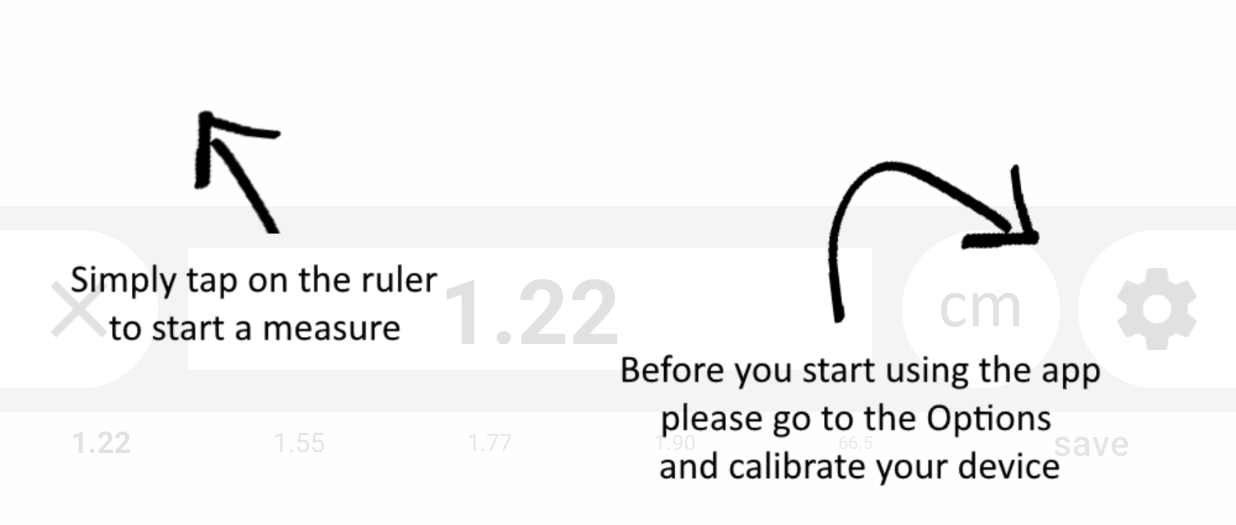
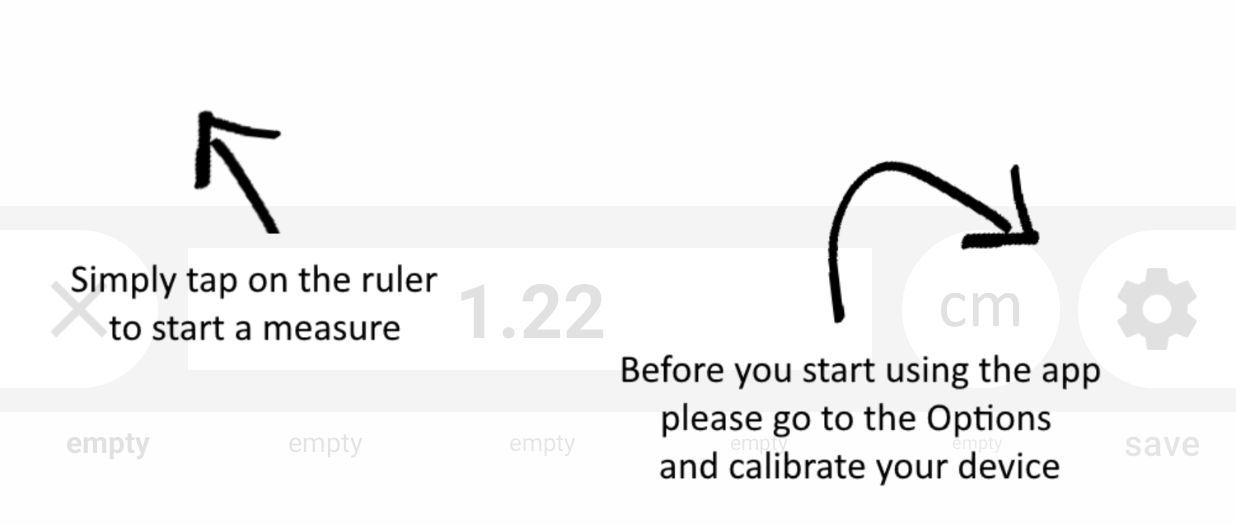
Before and after one commit to DariuszLelek/SmartRuler, an Android app: the screen it shows after launch (RulerActivity), on a phone screen of 824 x 412 dp (held sideways). Shown: the top 525 px of the screen. Run offline under Robolectric (Android 15) with nearby library versions, the light colour scheme and no system bars.

Commit message:
Save of measure implementation.

```diff
--- a/app/src/main/java/com/darodev/smartruler/RulerActivity.java
+++ b/app/src/main/java/com/darodev/smartruler/RulerActivity.java
@@ -7,13 +7,19 @@ import android.support.v7.app.AppCompatActivity;
 import android.os.Bundle;
 import android.view.View;
 import android.widget.ImageView;
+import android.widget.TextView;
 
-import com.darodev.smartruler.utility.OptionsProvider;
+import com.darodev.smartruler.utility.RulerData;
 
 public class RulerActivity extends AppCompatActivity {
     private SharedPreferences.Editor editor;
-    private OptionsProvider options;
+    private RulerData rulerData;
     private ImageView imageInfo;
+    private TextView[] textSavedData;
+    private TextView textMeasureResult;
+
+    int saveTest = 1;
+
 
     @Override
     protected void onCreate(Bundle savedInstanceState) {
@@ -23,15 +29,43 @@ public class RulerActivity extends AppCompatActivity {
         Resources res = getResources();
         SharedPreferences prefs = getSharedPreferences(res.getString(R.string.app_name), Context.MODE_PRIVATE);
 
-        options = new OptionsProvider(res, prefs);
+        rulerData = new RulerData(res, prefs);
         imageInfo = (ImageView) findViewById(R.id.image_info);
+        textMeasureResult = (TextView) findViewById(R.id.text_measure_result);
 
         refreshImageUnitImage();
         showInfoScreen();
+        showSavedData();
+    }
+
+    private TextView[] getTextSaveViews(){
+        if(textSavedData == null){
+            int numOfSavedDataFields = 5;
+            textSavedData = new TextView[numOfSavedDataFields];
+
+            textSavedData[0] = (TextView) findViewById(R.id.text_save_1);
+            textSavedData[1] = (TextView) findViewById(R.id.text_save_2);
+            textSavedData[2] = (TextView) findViewById(R.id.text_save_3);
+            textSavedData[3] = (TextView) findViewById(R.id.text_save_4);
+            textSavedData[4] = (TextView) findViewById(R.id.text_save_5);
+        }
+
+        return textSavedData;
+    }
+
+    private void showSavedData() {
+        String[] savedData = rulerData.getSavedData();
+        TextView[] textSaveViews = getTextSaveViews();
+
+        int size = Math.min(savedData.length, textSaveViews.length);
+
+        for (int i = 0; i < size; i++) {
+            textSaveViews[i].setText(savedData[i]);
+        }
     }
 
     private void showInfoScreen(){
-        if(!options.isCalibrated()){
+        if(!rulerData.isCalibrated()){
             imageInfo.setVisibility(View.VISIBLE);
         }
     }
@@ -45,13 +79,16 @@ public class RulerActivity extends AppCompatActivity {
     }
 
     public void clickUnit(View view){
-        options.swapInchMode();
+        rulerData.swapInchMode();
         refreshImageUnitImage();
         // TODO refresh ruler mode
     }
 
     public void clickSave(View view){
 
+        rulerData.saveMeasureResult(saveTest++ + "");
+        showSavedData();
+//        rulerData.saveMeasureResult(textMeasureResult.getText().toString());
     }
 
     public void clickExit(View view){
@@ -60,6 +97,6 @@ public class RulerActivity extends AppCompatActivity {
 
     private void refreshImageUnitImage(){
         ImageView imageUnit = (ImageView) findViewById(R.id.image_unit);
-        imageUnit.setImageResource(options.isInInchMode() ? R.drawable.inch : R.drawable.cm);
+        imageUnit.setImageResource(rulerData.isInInchMode() ? R.drawable.inch : R.drawable.cm);
     }
 }
--- a/app/src/main/java/com/darodev/smartruler/utility/OptionsProvider.java
+++ /dev/null
@@ -1,48 +0,0 @@
-package com.darodev.smartruler.utility;
-
-import android.content.SharedPreferences;
-import android.content.res.Resources;
-import android.support.annotation.IntegerRes;
-
-import com.darodev.smartruler.R;
-
-import java.util.Map;
-import java.util.concurrent.ConcurrentHashMap;
-
-/**
- * Created by Dariusz Lelek on 10/15/2017.
- * dariusz.lelek@gmail.com
- */
-
-public class OptionsProvider {
-    private final Resources resources;
-    private final SharedPreferences preferences;
-
-    private final Map<Integer, String> cachedKeys = new ConcurrentHashMap<>();
-
-    public OptionsProvider(Resources resources, SharedPreferences preferences) {
-        this.resources = resources;
-        this.preferences = preferences;
-    }
-
-    public boolean isInInchMode(){
-        return preferences.getBoolean(getKey(R.string.unit_inch_mode_key), false);
-    }
-
-    public boolean isCalibrated(){
-        return preferences.getBoolean(getKey(R.string.calibrated_key), false);
-    }
-
-    public void swapInchMode(){
-        SharedPreferences.Editor editor = preferences.edit();
-        editor.putBoolean(getKey(R.string.unit_inch_mode_key), !isInInchMode());
-        editor.apply();
-    }
-
-    private String getKey(int keyId){
-        if(!cachedKeys.containsKey(keyId)){
-            cachedKeys.put(keyId, resources.getString(keyId));
-        }
-        return cachedKeys.get(keyId);
-    }
-}
--- /dev/null
+++ b/app/src/main/java/com/darodev/smartruler/utility/RulerData.java
@@ -0,0 +1,95 @@
+package com.darodev.smartruler.utility;
+
+import android.content.SharedPreferences;
+import android.content.res.Resources;
+import android.support.annotation.IntegerRes;
+
+import com.darodev.smartruler.R;
+
+import java.util.Map;
+import java.util.concurrent.ConcurrentHashMap;
+
+import static com.darodev.smartruler.R.drawable.cm;
+import static com.darodev.smartruler.R.drawable.inch;
+
+/**
+ * Created by Dariusz Lelek on 10/15/2017.
+ * dariusz.lelek@gmail.com
+ */
+
+public class RulerData {
+    private final Resources resources;
+    private final SharedPreferences preferences;
+
+    private final Map<Integer, String> cachedKeys = new ConcurrentHashMap<>();
+
+    public RulerData(Resources resources, SharedPreferences preferences) {
+        this.resources = resources;
+        this.preferences = preferences;
+    }
+
+    public boolean isInInchMode(){
+        return preferences.getBoolean(getKey(R.string.unit_inch_mode_key), false);
+    }
+
+    public boolean isCalibrated(){
+        return preferences.getBoolean(getKey(R.string.calibrated_key), false);
+    }
+
+    public void swapInchMode(){
+        SharedPreferences.Editor editor = preferences.edit();
+        editor.putBoolean(getKey(R.string.unit_inch_mode_key), !isInInchMode());
+        editor.apply();
+    }
+
+    public void saveMeasureResult(String result){
+        if(validResult(result)){
+            String[] saveData = getSavedData();
+            System.arraycopy(saveData, 0, saveData, 1, saveData.length - 1);
+            saveData[0] = result + " " + getUnit().toString();
+            saveData(saveData);
+        }
+    }
+
+    public String[] getSavedData(){
+        String[] saveSlotKeys = resources.getStringArray(R.array.save_slot_keys);
+        String[] savedData = new String[saveSlotKeys.length];
+
+        for(int i=0; i < saveSlotKeys.length; i++){
+            savedData[i] = preferences.getString(saveSlotKeys[i], "empty");
+        }
+
+        return savedData;
+    }
+
+    private Unit getUnit(){
+        return isInInchMode() ? Unit.INCH : Unit.CM;
+    }
+
+    private void saveData(String[] saveData){
+        String[] saveSlotKeys = resources.getStringArray(R.array.save_slot_keys);
+        int size = Math.min(saveSlotKeys.length, saveData.length);
+
+        SharedPreferences.Editor editor = preferences.edit();
+        for(int i=0; i < size; i++){
+            editor.putString(saveSlotKeys[i], saveData[i]);
+        }
+        editor.apply();
+    }
+
+    private boolean validResult(String result){
+        try{
+            Integer value = Integer.parseInt(result);
+            return value > 0;
+        }catch (NumberFormatException ex){
+            return false;
+        }
+    }
+
+    private String getKey(int keyId){
+        if(!cachedKeys.containsKey(keyId)){
+            cachedKeys.put(keyId, resources.getString(keyId));
+        }
+        return cachedKeys.get(keyId);
+    }
+}
--- /dev/null
+++ b/app/src/main/java/com/darodev/smartruler/utility/Unit.java
@@ -0,0 +1,22 @@
+package com.darodev.smartruler.utility;
+
+/**
+ * Created by Dariusz Lelek on 10/15/2017.
+ * dariusz.lelek@gmail.com
+ */
+
+public enum Unit {
+    INCH("inch"),
+    CM("cm");
+
+    private String value;
+
+    Unit(String value) {
+        this.value = value;
+    }
+
+    @Override
+    public String toString() {
+        return value;
+    }
+}
--- a/app/src/main/res/layout/activity_ruler.xml
+++ b/app/src/main/res/layout/activity_ruler.xml
@@ -82,7 +82,7 @@
                         android:text="@string/text_measure_result_holder"
                         android:textAlignment="center"
                         android:textColor="@android:color/black"
-                        android:textSize="60sp"
+                        android:textSize="50sp"
                         android:textStyle="bold"/>
                 </LinearLayout>
 
@@ -134,12 +134,21 @@
                 android:gravity="center"
                 android:orientation="horizontal">
 
+                <LinearLayout
+                    android:id="@+id/layout_save_slots"
+                    android:layout_width="match_parent"
+                    android:layout_height="match_parent"
+                    android:layout_weight="1"
+                    android:gravity="center_vertical|center"
+                    android:orientation="horizontal">
+
                     <TextView
                         android:id="@+id/text_save_1"
-                    android:layout_width="wrap_content"
+                        android:layout_width="0dp"
                         android:layout_height="wrap_content"
                         android:layout_weight="1"
-                    android:text="1.22"
+                        android:maxLines="1"
+                        android:text="111"
                         android:textAlignment="center"
                         android:textColor="@color/save_1"
                         android:textSize="20sp"
@@ -147,9 +156,10 @@
 
                     <TextView
                         android:id="@+id/text_save_2"
-                    android:layout_width="wrap_content"
+                        android:layout_width="0dp"
                         android:layout_height="wrap_content"
                         android:layout_weight="1"
+                        android:maxLines="1"
                         android:text="1.55"
                         android:textAlignment="center"
                         android:textColor="@color/save_2"
@@ -157,9 +167,10 @@
 
                     <TextView
                         android:id="@+id/text_save_3"
-                    android:layout_width="wrap_content"
+                        android:layout_width="0dp"
                         android:layout_height="wrap_content"
                         android:layout_weight="1"
+                        android:maxLines="1"
                         android:text="1.77"
                         android:textAlignment="center"
                         android:textColor="@color/save_3"
@@ -167,27 +178,30 @@
 
                     <TextView
                         android:id="@+id/text_save_4"
-                    android:layout_width="wrap_content"
+                        android:layout_width="0dp"
                         android:layout_height="wrap_content"
                         android:layout_weight="1"
-                    android:text="1.90"
+                        android:maxLines="1"
+                        android:text="1"
                         android:textAlignment="center"
                         android:textColor="@color/save_4"
                         android:textSize="14sp"/>
 
                     <TextView
                         android:id="@+id/text_save_5"
-                    android:layout_width="wrap_content"
+                        android:layout_width="0dp"
                         android:layout_height="wrap_content"
                         android:layout_weight="1"
+                        android:maxLines="1"
                         android:text="66.5"
                         android:textAlignment="center"
                         android:textColor="@color/save_5"
                         android:textSize="12sp"/>
+                </LinearLayout>
 
                 <Button
                     android:id="@+id/btn_save"
-                    android:layout_width="100dp"
+                    android:layout_width="200dp"
                     android:layout_height="40dp"
                     android:layout_weight="1"
                     android:background="@null"
--- a/app/src/main/res/values/strings.xml
+++ b/app/src/main/res/values/strings.xml
@@ -8,6 +8,15 @@
 
     <string name="unit_inch_mode_key">inchMode</string>
     <string name="calibrated_key">calibrated</string>
+
+    <array name="save_slot_keys">
+        <item>slot1</item>
+        <item>slot2</item>
+        <item>slot3</item>
+        <item>slot4</item>
+        <item>slot5</item>
+    </array>
+
     <string name="button_save_text">save</string>
     <string name="image_info">Info Image</string>
 </resources>
```
Lines whose indentation alone changed are shown as unchanged.
